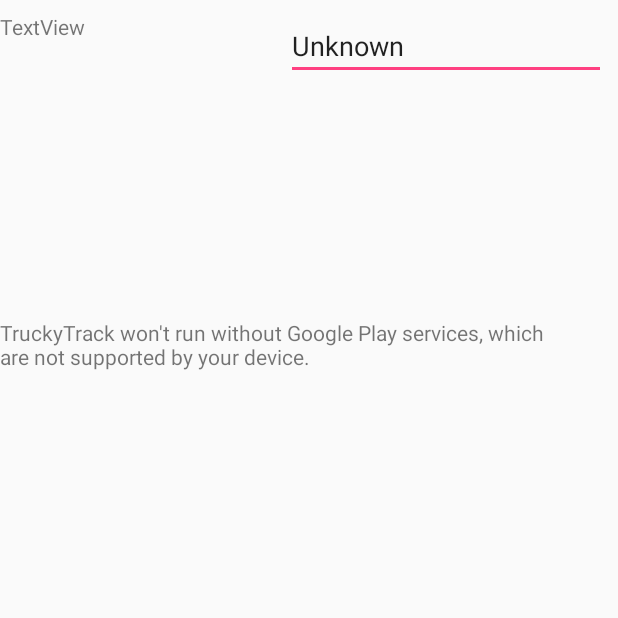
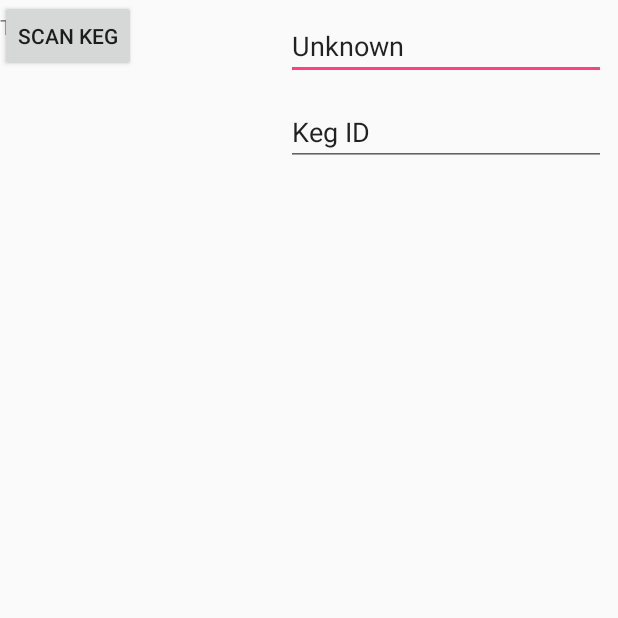
Before and after one commit to owenDevEirePersonal/TruckyTrack, an Android app: the DriverActivity screen opened directly, with no data from a screen before it, on a phone screen of 412 x 824 dp, the top half of it. Run offline under Robolectric (Android 15) with nearby library versions, the phone set to English and light mode, and no system bars.

Commit message:
<Keg Scanning Emulation> Added code and ui to DriverActivity that allows the user to emulate using the scanner on a keg. The user enters a string for the kegs id and then hits the scan keg button which will pass the string as the id that "the scanner" scanned to the servlet along with the user's id, lat and lon. The servlet will then use that info to update the keg tables.
+Added KegID EditText and Scan Keg Button to Driver Activity
+Added scanKeg() to DriverActivity that sends the user Id, the keg ID and the current lat and lon to the servlet.

-REMOVED google map from DriverActivity, was unnecessary.
-REMOVED onMapReady() from DriverActivity, was unnecessary.
-REMOVED updateMap() from DriverActivity, was unnecessary.

```diff
--- a/app/src/main/java/com/deveire/dev/truckytrack/DriverActivity.java
+++ b/app/src/main/java/com/deveire/dev/truckytrack/DriverActivity.java
@@ -19,6 +19,8 @@ import android.support.v4.app.FragmentActivity;
 import android.os.Bundle;
 import android.support.v4.content.ContextCompat;
 import android.util.Log;
+import android.view.View;
+import android.widget.Button;
 import android.widget.EditText;
 import android.widget.TextView;
 
@@ -46,13 +48,15 @@ import org.json.JSONArray;
 import org.json.JSONException;
 import org.json.JSONObject;
 
-public class DriverActivity extends FragmentActivity implements OnMapReadyCallback, GoogleApiClient.OnConnectionFailedListener, GoogleApiClient.ConnectionCallbacks, LocationListener, DownloadCallback<String>
+public class DriverActivity extends FragmentActivity implements GoogleApiClient.OnConnectionFailedListener, GoogleApiClient.ConnectionCallbacks, LocationListener, DownloadCallback<String>
 {
 
     private GoogleMap mMap;
 
     private TextView mapText;
     private EditText nameEditText;
+    private EditText kegIDEditText;
+    private Button scanKegButton;
 
     private SharedPreferences savedData;
     private String itemName;
@@ -81,13 +85,22 @@ public class DriverActivity extends FragmentActivity implements OnMapReadyCallba
         super.onCreate(savedInstanceState);
         setContentView(R.layout.activity_driver);
         // Obtain the SupportMapFragment and get notified when the map is ready to be used.
-        SupportMapFragment mapFragment = (SupportMapFragment) getSupportFragmentManager()
-                .findFragmentById(R.id.map);
-        mapFragment.getMapAsync(this);
+
 
 
         mapText = (TextView) findViewById(R.id.mapText);
         nameEditText = (EditText) findViewById(R.id.nameEditText);
+        kegIDEditText = (EditText) findViewById(R.id.kegIDEditText);
+        scanKegButton = (Button) findViewById(R.id.scanKegButton);
+
+        scanKegButton.setOnClickListener(new View.OnClickListener()
+        {
+            @Override
+            public void onClick(View v)
+            {
+                scanKeg();
+            }
+        });
 
         userLocation = new Location("Truck");
         userLocation.setLatitude(0);
@@ -177,39 +190,25 @@ public class DriverActivity extends FragmentActivity implements OnMapReadyCallba
         edit.commit();
     }
 
-    /**
-     * Manipulates the map once available.
-     * This callback is triggered when the map is ready to be used.
-     * This is where we can add markers or lines, add listeners or move the camera. In this case,
-     * we just add a marker near Sydney, Australia.
-     * If Google Play services is not installed on the device, the user will be prompted to install
-     * it inside the SupportMapFragment. This method will only be triggered once the user has
-     * installed Google Play services and returned to the app.
-     */
-    @Override
-    public void onMapReady(GoogleMap googleMap)
+    private void scanKeg()
     {
-        mMap = googleMap;
+        String kegUUID = "ERROR";
+        if(!kegIDEditText.getText().toString().matches(""))
+        {
+            kegUUID = kegIDEditText.getText().toString();
 
-        // Add a marker in Sydney and move the camera
-        /*LatLng sydney = new LatLng(-34, 151);
-        mMap.addMarker(new MarkerOptions().position(sydney).title("Marker in Sydney"));
-        mMap.moveCamera(CameraUpdateFactory.newLatLng(sydney));*/
-
-        mMap.addMarker(new MarkerOptions().position(new LatLng(userLocation.getLatitude(), userLocation.getLongitude())).title("Your Truck"));
-        mMap.moveCamera(CameraUpdateFactory.newLatLngZoom(new LatLng(userLocation.getLatitude(), userLocation.getLongitude()), 6));
+            serverURL = "http://192.168.1.188:8080/TruckyTrackServlet/TTServlet?request=storekeg" + "&id=" + itemID + "&kegid=" + kegUUID + "&lat=" + locationReceivedFromLocationUpdates.getLatitude() + "&lon=" + locationReceivedFromLocationUpdates.getLongitude();
+            //lat and long are doubles, will cause issue? nope
+            Log.i("Network Update", "Attempting to start download from scanKeg. " + serverURL);
+            aNetworkFragment = NetworkFragment.getInstance(getSupportFragmentManager(), serverURL);
+        }
+        else
+        {
+            Log.e("kegScan Error", "invalid uuid entered.");
+        }
     }
 
-    private void updateMap()
-    {
-        mMap.clear();
-        mMap.addMarker(new MarkerOptions().position(new LatLng(userLocation.getLatitude(), userLocation.getLongitude())).title(nameEditText.getText().toString()));
-        mMap.moveCamera(CameraUpdateFactory.newLatLng(new LatLng(userLocation.getLatitude(), userLocation.getLongitude())));
-    }
-
-
-
-
+//**********[Location Update and server pinging Code]
     @Override
     public void onConnectionFailed(ConnectionResult result) {
         // An unresolvable error has occurred and a connection to Google APIs
@@ -278,8 +277,6 @@ public class DriverActivity extends FragmentActivity implements OnMapReadyCallba
             aNetworkFragment = NetworkFragment.getInstance(getSupportFragmentManager(), serverURL);
 
 
-            updateMap();
-
             //startDownload();
         }
         else
@@ -337,7 +334,7 @@ public class DriverActivity extends FragmentActivity implements OnMapReadyCallba
         {
             Log.i("Network UPDATE", "Non null result received." );
             mapText.setText("We're good");
-            if(itemID == 0)//if app has no assigned id, receive id from servlet.
+            if(itemID == 0 && !result.matches(""))//if app has no assigned id, receive id from servlet.
             {
                 try
                 {
@@ -427,5 +424,5 @@ public class DriverActivity extends FragmentActivity implements OnMapReadyCallba
 
         }
     }
-//**********[Location Update and server pinging Code]
+//**********[/Location Update and server pinging Code]
 }
--- a/app/src/main/res/layout/activity_driver.xml
+++ b/app/src/main/res/layout/activity_driver.xml
@@ -5,18 +5,6 @@
     xmlns:tools="http://schemas.android.com/tools"
     android:layout_width="match_parent"
     android:layout_height="match_parent">
-
-    <fragment
-        android:id="@+id/map"
-        android:name="com.google.android.gms.maps.SupportMapFragment"
-        android:layout_width="367dp"
-        android:layout_height="453dp"
-        tools:context="com.deveire.dev.truckytrack.MainActivity"
-        tools:layout_editor_absoluteX="8dp"
-        android:layout_marginTop="8dp"
-        map:layout_constraintTop_toBottomOf="@+id/nameEditText"
-        map:layout_constraintBottom_toBottomOf="parent"
-        android:layout_marginBottom="8dp"/>
 
     <TextView
         android:id="@+id/mapText"
@@ -42,4 +30,28 @@
         map:layout_constraintTop_toTopOf="parent"
         android:layout_marginTop="8dp"
         />
+
+    <EditText
+        android:id="@+id/kegIDEditText"
+        android:layout_width="wrap_content"
+        android:layout_height="wrap_content"
+        android:layout_marginLeft="8dp"
+        android:layout_marginRight="8dp"
+        android:layout_marginTop="65dp"
+        android:ems="10"
+        android:inputType="textNoSuggestions"
+        android:text="Keg ID"
+        map:layout_constraintHorizontal_bias="1.0"
+        map:layout_constraintLeft_toRightOf="@+id/mapText"
+        map:layout_constraintRight_toRightOf="parent"
+        map:layout_constraintTop_toTopOf="parent"
+        />
+
+    <Button
+        android:id="@+id/scanKegButton"
+        android:layout_width="wrap_content"
+        android:layout_height="wrap_content"
+        android:text="Scan Keg"
+        tools:layout_editor_absoluteX="16dp"
+        tools:layout_editor_absoluteY="65dp"/>
 </android.support.constraint.ConstraintLayout>
--- a/app/src/main/res/values/strings.xml
+++ b/app/src/main/res/values/strings.xml
@@ -1,6 +1,6 @@
 <resources>
     <string name="app_name">TruckyTrack</string>
-    <string name="title_activity_main">Map</string>
-    <string name="title_activity_manager">Map</string>
-    <string name="title_activity_driver">Map</string>
+    <string name="title_activity_main">Main Activity</string>
+    <string name="title_activity_manager">Manager Mode</string>
+    <string name="title_activity_driver">Driver Mode</string>
 </resources>
```
Also changed, not shown: app/src/main/java/com/deveire/dev/truckytrack/ManagerActivity.java (+19 -0 lines).
